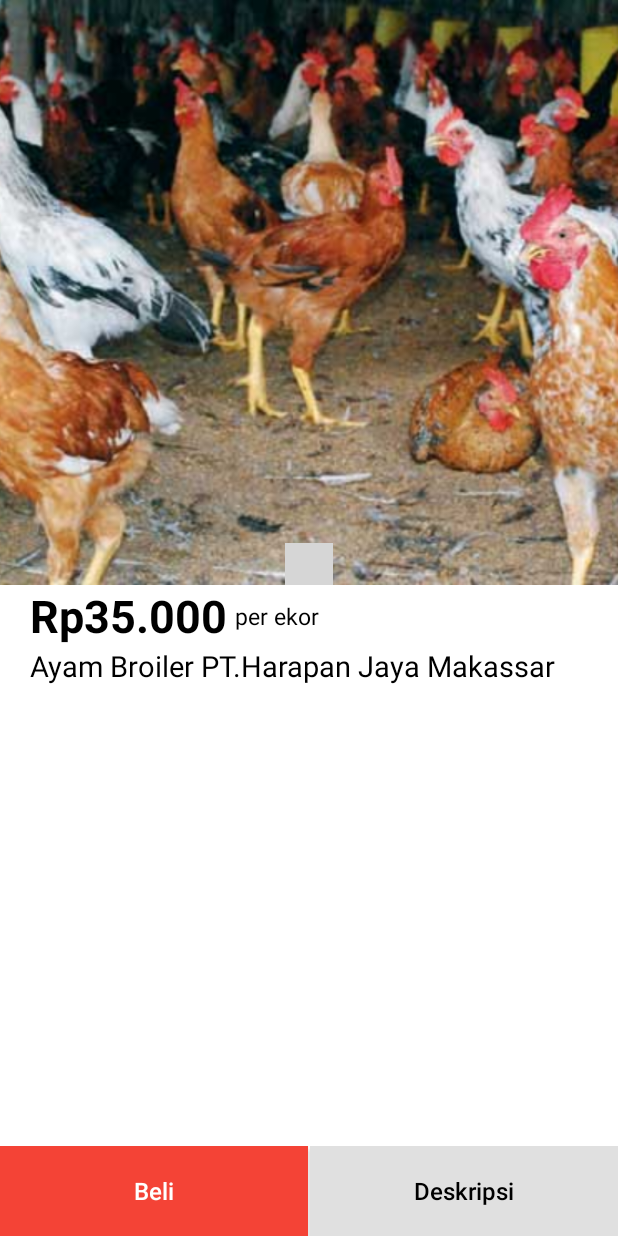
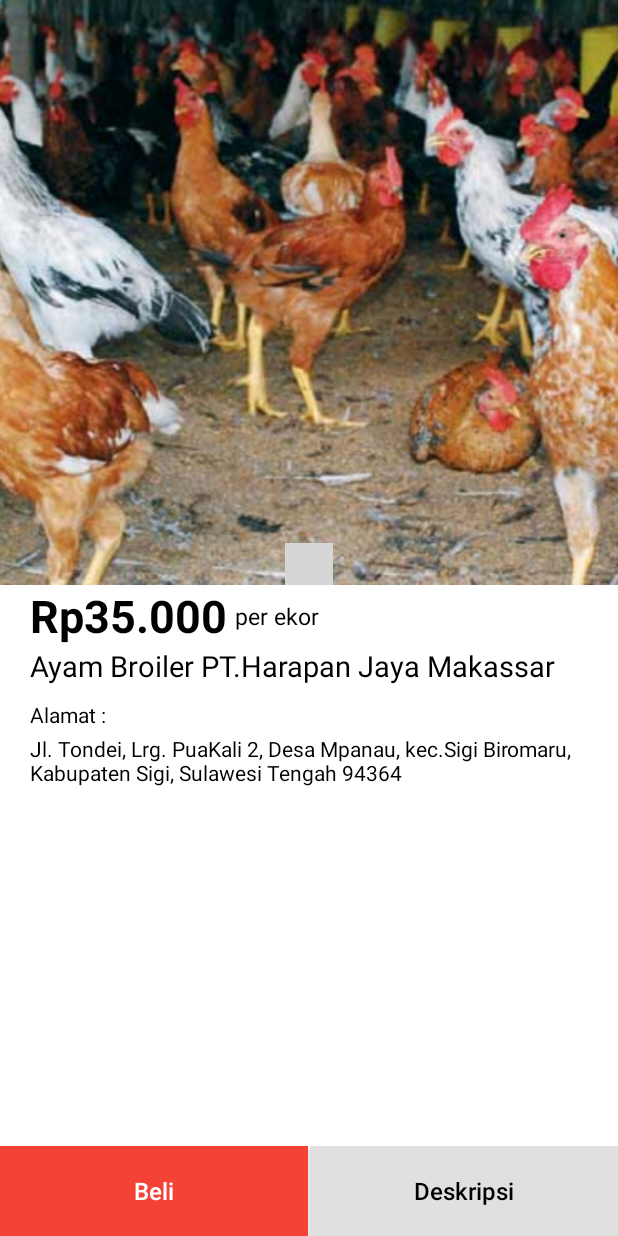
Before and after one commit to Dwe29/final-project-amcc, an Android app: the ProdukAyamkampungActivity screen opened directly, with no data from a screen before it, on a phone screen of 412 x 824 dp. Run offline under Robolectric (Android 15) with nearby library versions, the phone set to English and light mode, and no system bars; our stand-ins replace Picasso; plain views replace CirclePageIndicator; pictures from the network do not load; 3 statements that could not run were skipped; grey boxes are pictures that could not be loaded.

```diff
--- a/app/src/main/java/com/example/ter_nak/fragment/ProfileActivity.kt
+++ b/app/src/main/java/com/example/ter_nak/fragment/ProfileActivity.kt
@@ -9,6 +9,7 @@ import android.view.ViewGroup
 import androidx.appcompat.app.AppCompatDelegate
 import androidx.fragment.app.Fragment
 import com.example.ter_nak.LoginActivity
+import com.example.ter_nak.MainActivity
 import com.example.ter_nak.R
 import kotlinx.android.synthetic.main.activity_profile.*
 
@@ -34,7 +35,7 @@ class ProfileActivity : Fragment() {
             val editor = pref.edit()
             editor.clear()
             editor.apply()
-            val intent = Intent(activity!!, LoginActivity::class.java)
+            val intent = Intent(activity!!, MainActivity::class.java)
             startActivity(intent)
         }
 
--- a/app/src/main/res/layout/activity_produk_ayamkampung.xml
+++ b/app/src/main/res/layout/activity_produk_ayamkampung.xml
@@ -61,11 +61,30 @@
         android:id="@+id/name_product"
         android:layout_width="match_parent"
         android:layout_height="wrap_content"
-        android:textSize="19sp"
-        android:textColor="@color/black"
         android:layout_marginStart="20dp"
         android:text="Ayam Broiler PT.Harapan Jaya Makassar"
+        android:textColor="@color/black"
+        android:textSize="19sp"
         app:layout_constraintTop_toBottomOf="@+id/price" />
+
+    <TextView
+        android:id="@+id/alamat"
+        android:layout_width="match_parent"
+        android:layout_height="wrap_content"
+        android:layout_marginStart="20dp"
+        android:layout_marginTop="10dp"
+        android:text="Alamat :"
+        android:textColor="@color/black"
+        app:layout_constraintTop_toBottomOf="@+id/name_product" />
+
+    <TextView
+        android:layout_width="match_parent"
+        android:layout_height="wrap_content"
+        android:layout_marginStart="20dp"
+        android:layout_marginTop="3dp"
+        android:text="Jl. Tondei, Lrg. PuaKali 2, Desa Mpanau, kec.Sigi Biromaru, Kabupaten Sigi, Sulawesi Tengah 94364"
+        android:textColor="@color/black"
+        app:layout_constraintTop_toBottomOf="@+id/alamat" />
 
     <RelativeLayout
         android:id="@+id/bottom"
```
Also changed, not shown: app/src/main/java/com/example/ter_nak/MainActivity.kt (+4 -4 lines), app/src/main/res/layout/activity_produk_ayambroiler.xml (+23 -2 lines), app/src/main/res/layout/activity_produk_ayamkub.xml (+19 -0 lines), app/src/main/res/layout/activity_produk_ayampetelur.xml (+20 -0 lines).
